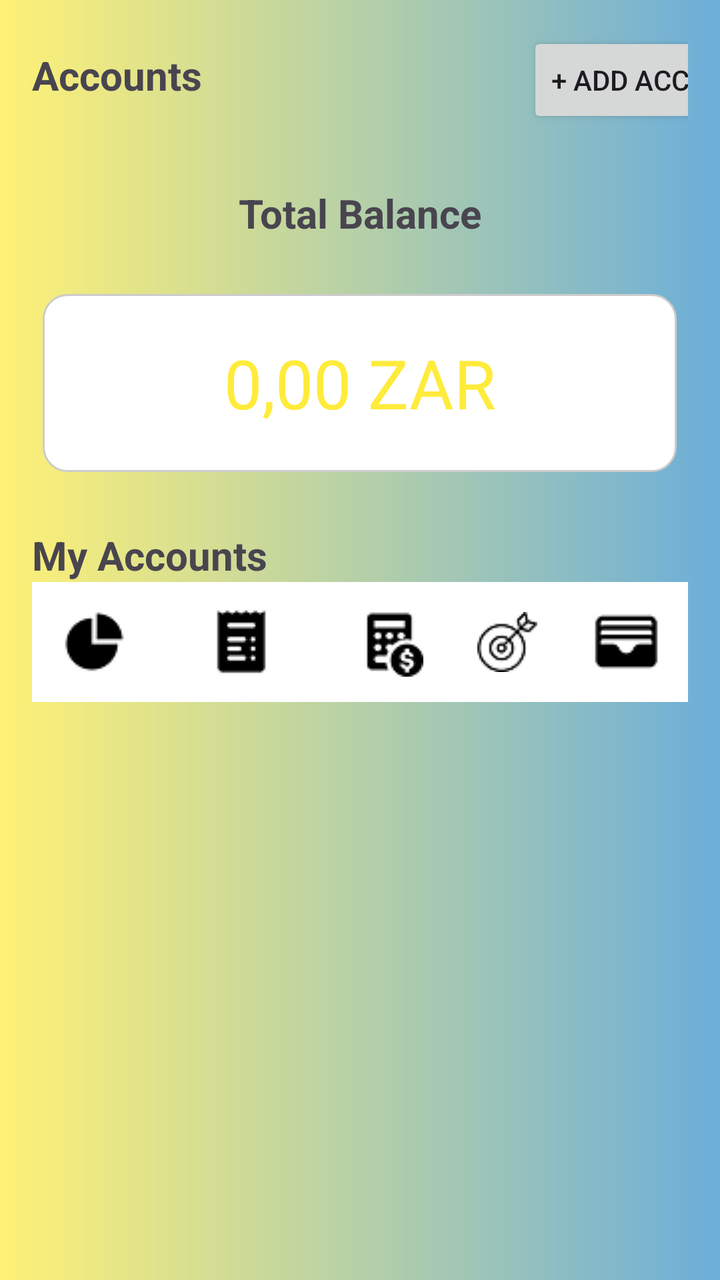
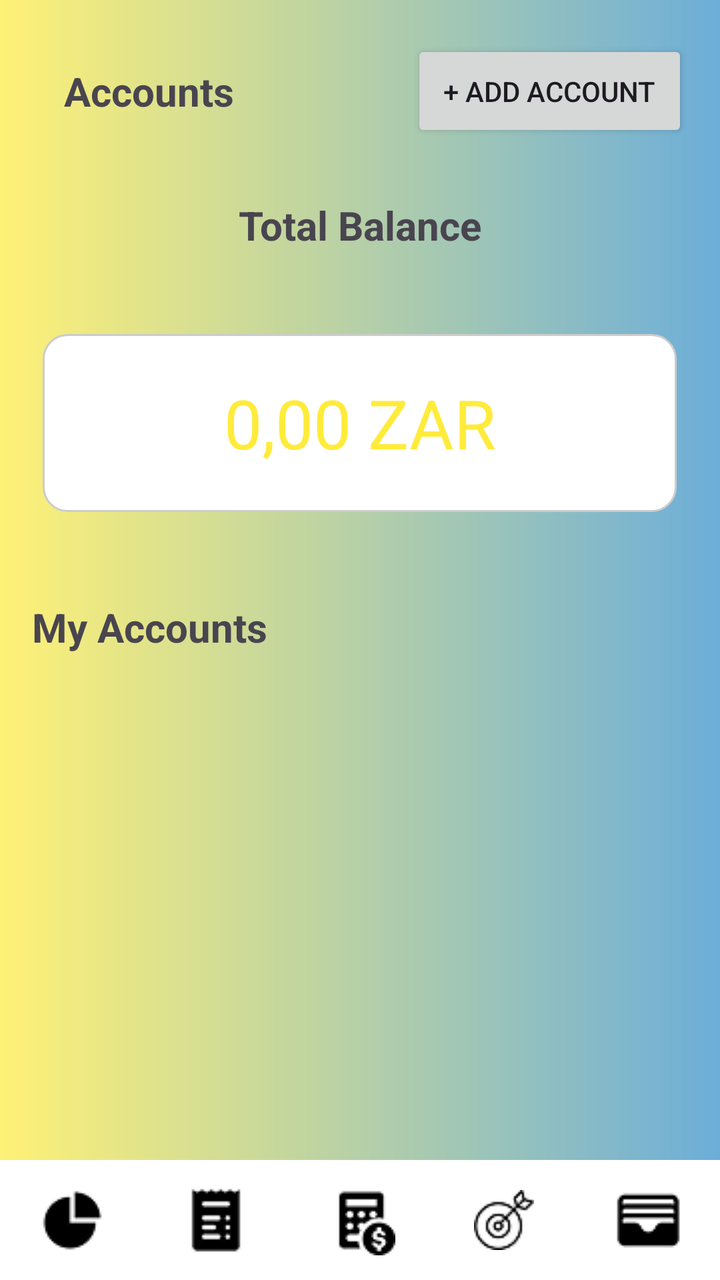

Before-and-after screenshots of an Android layout around one commit, followed by the original layout XML and the change that was made.
<!-- AndroidManifest.xml: application theme Theme.BudgetBudgies_PROG7313_POE -->
<!-- res/layout/account_page.xml -->
<?xml version="1.0" encoding="utf-8"?>
<LinearLayout xmlns:android="http://schemas.android.com/apk/res/android"
    xmlns:app="http://schemas.android.com/apk/res-auto"
    xmlns:tools="http://schemas.android.com/tools"
    android:layout_width="match_parent"
    android:layout_height="match_parent"
    android:background="@drawable/gradient_background"
    android:orientation="vertical"
    android:padding="16dp">

    <LinearLayout
        android:layout_width="378dp"
        android:layout_height="69dp"
        android:orientation="horizontal">

        <TextView
            android:id="@+id/Account"
            android:layout_width="wrap_content"
            android:layout_height="wrap_content"
            android:layout_gravity="top"
            android:layout_weight="1"
            android:text="Accounts"
            android:textSize="20sp"
            android:textStyle="bold" />

        <Button
            android:id="@+id/AddAccountbtn"
            android:layout_width="wrap_content"
            android:layout_height="wrap_content"
            android:text="+ Add Account" />

    </LinearLayout>

    <TextView
        android:id="@+id/textView5"
        android:layout_width="151dp"
        android:layout_height="43dp"
        android:layout_gravity="center_horizontal"
        android:gravity="center_horizontal|center_vertical"
        android:text="Total Balance"
        android:textSize="20sp"
        android:textStyle="bold"
        android:visibility="visible" />

    <Space
        android:layout_width="match_parent"
        android:layout_height="19dp" />

    <TextView
        android:id="@+id/totalbalance"
        android:layout_width="317dp"
        android:layout_height="89dp"
        android:layout_gravity="center_horizontal"
        android:background="@drawable/textbox"
        android:gravity="center|center_horizontal"
        android:text="0,00 ZAR"
        android:textColor="#FFEB3B"
        android:textSize="34sp" />

    <Space
        android:layout_width="match_parent"
        android:layout_height="28dp" />

    <TextView
        android:id="@+id/MyAccounts"
        android:layout_width="wrap_content"
        android:layout_height="wrap_content"
        android:text="My Accounts"
        android:textSize="20sp"
        android:textStyle="bold" />

    <LinearLayout
        android:id="@+id/NavigationBar"
        android:layout_width="match_parent"
        android:layout_height="60dp"
        android:background="@color/white"
        android:gravity="center"
        android:orientation="horizontal">

        <ImageButton
            android:id="@+id/analyticsbtn"
            android:layout_width="wrap_content"
            android:layout_height="wrap_content"
            android:layout_weight="1"
            android:background="@android:color/transparent"
            android:src="@drawable/analysis" />

        <ImageButton
            android:id="@+id/progressbtn"
            android:layout_width="wrap_content"
            android:layout_height="wrap_content"
            android:layout_weight="1"
            android:background="@android:color/transparent"
            android:src="@drawable/progress" />

        <ImageButton
            android:id="@+id/budgetsbtn"
            android:layout_width="wrap_content"
            android:layout_height="wrap_content"
            android:layout_weight="1"
            android:background="@android:color/transparent"
            android:src="@drawable/budgets" />

        <ImageButton
            android:id="@+id/goalsbtn"
            android:layout_width="wrap_content"
            android:layout_height="wrap_content"
            android:layout_weight="1"
            android:background="@android:color/transparent"
            android:src="@drawable/goals" />

        <ImageButton
            android:id="@+id/accountbtn"
            android:layout_width="wrap_content"
            android:layout_height="wrap_content"
            android:layout_weight="1"
            android:background="@android:color/transparent"
            android:src="@drawable/accounts" />
    </LinearLayout>


</LinearLayout>
<!-- resources referenced by this layout -->
<resources>
  <color name="white">#FFFFFFFF</color>
  <!-- drawable accounts: png bitmap (drawable, 649 bytes) -->
  <!-- drawable analysis: png bitmap (drawable, 707 bytes) -->
  <!-- drawable budgets: png bitmap (drawable, 989 bytes) -->
  <!-- drawable goals: png bitmap (drawable, 994 bytes) -->
  <!-- drawable gradient_background (drawable) -->
  <?xml version="1.0" encoding="utf-8"?>
  <shape xmlns:android="http://schemas.android.com/apk/res/android"
      android:shape="rectangle">
  
      <gradient
          android:type="linear"
          android:angle="0"
          android:startColor="#FFF176"
          android:endColor="#6CAED9"
          />
  </shape>
  <!-- drawable progress: png bitmap (drawable, 720 bytes) -->
  <!-- drawable textbox (drawable) -->
  <?xml version="1.0" encoding="utf-8"?>
  <shape xmlns:android="http://schemas.android.com/apk/res/android">
      <solid android:color="#FFFFFF"/>
      <corners android:radius="12dp"/>
      <stroke android:width="1dp" android:color="#CCCCCC"/>
  </shape>
  <style name="Theme.BudgetBudgies_PROG7313_POE" parent="Base.Theme.BudgetBudgies_PROG7313_POE" />
  <style name="Base.Theme.BudgetBudgies_PROG7313_POE" parent="Theme.Material3.DayNight.NoActionBar">
          
          
      </style>
</resources>

<!-- the commit's change to res/layout/account_page.xml (unified diff, before → after) -->
@@ -1,122 +1,145 @@
 <?xml version="1.0" encoding="utf-8"?>
-<LinearLayout xmlns:android="http://schemas.android.com/apk/res/android"
+<RelativeLayout xmlns:android="http://schemas.android.com/apk/res/android"
     xmlns:app="http://schemas.android.com/apk/res-auto"
     xmlns:tools="http://schemas.android.com/tools"
     android:layout_width="match_parent"
     android:layout_height="match_parent"
-    android:background="@drawable/gradient_background"
-    android:orientation="vertical"
-    android:padding="16dp">
+    android:background="@drawable/gradient_background">
 
-    <LinearLayout
-        android:layout_width="378dp"
-        android:layout_height="69dp"
-        android:orientation="horizontal">
+    <ScrollView
+        android:layout_width="match_parent"
+        android:layout_height="match_parent"
+        android:layout_above="@+id/NavigationBar"
+        android:layout_alignParentTop="true">
 
-        <TextView
-            android:id="@+id/Account"
-            android:layout_width="wrap_content"
+        <LinearLayout
+            android:layout_width="match_parent"
             android:layout_height="wrap_content"
-            android:layout_gravity="top"
-            android:layout_weight="1"
-            android:text="Accounts"
-            android:textSize="20sp"
-            android:textStyle="bold" />
+            android:orientation="vertical"
+            android:paddingBottom="80dp">
 
-        <Button
-            android:id="@+id/AddAccountbtn"
-            android:layout_width="wrap_content"
-            android:layout_height="wrap_content"
-            android:text="+ Add Account" />
+            <LinearLayout
+                android:layout_width="match_parent"
+                android:layout_height="wrap_content"
+                android:gravity="center_vertical"
+                android:orientation="horizontal"
+                android:padding="16dp">
 
-    </LinearLayout>
+                <TextView
+                    android:id="@+id/Account"
+                    android:layout_width="wrap_content"
+                    android:layout_height="wrap_content"
+                    android:layout_gravity="top"
+                    android:layout_weight="1"
+                    android:padding="16dp"
+                    android:text="Accounts"
+                    android:textSize="20sp"
+                    android:textStyle="bold" />
 
-    <TextView
-        android:id="@+id/textView5"
-        android:layout_width="151dp"
-        android:layout_height="43dp"
-        android:layout_gravity="center_horizontal"
-        android:gravity="center_horizontal|center_vertical"
-        android:text="Total Balance"
-        android:textSize="20sp"
-        android:textStyle="bold"
-        android:visibility="visible" />
+                <Button
+                    android:id="@+id/AddAccountbtn"
+                    android:layout_width="wrap_content"
+                    android:layout_height="wrap_content"
+                    android:padding="16dp"
+                    android:text="+ Add Account" />
+            </LinearLayout>
 
-    <Space
-        android:layout_width="match_parent"
-        android:layout_height="19dp" />
+            <TextView
+                android:id="@+id/textView5"
+                android:layout_width="151dp"
+                android:layout_height="43dp"
+                android:layout_gravity="center_horizontal"
+                android:gravity="center_horizontal|center_vertical"
+                android:text="Total Balance"
+                android:textSize="20sp"
+                android:textStyle="bold"
+                android:visibility="visible" />
 
-    <TextView
-        android:id="@+id/totalbalance"
-        android:layout_width="317dp"
-        android:layout_height="89dp"
-        android:layout_gravity="center_horizontal"
-        android:background="@drawable/textbox"
-        android:gravity="center|center_horizontal"
-        android:text="0,00 ZAR"
-        android:textColor="#FFEB3B"
-        android:textSize="34sp" />
+            <Space
+                android:layout_width="match_parent"
+                android:layout_height="33dp" />
 
-    <Space
-        android:layout_width="match_parent"
-        android:layout_height="28dp" />
+            <TextView
+                android:id="@+id/totalbalance"
+                android:layout_width="317dp"
+                android:layout_height="89dp"
+                android:layout_gravity="center_horizontal"
+                android:background="@drawable/textbox"
+                android:gravity="center|center_horizontal"
+                android:text="0,00 ZAR"
+                android:textColor="#FFEB3B"
+                android:textSize="34sp" />
 
-    <TextView
-        android:id="@+id/MyAccounts"
-        android:layout_width="wrap_content"
-        android:layout_height="wrap_content"
-        android:text="My Accounts"
-        android:textSize="20sp"
-        android:textStyle="bold" />
+            <Space
+                android:layout_width="match_parent"
+                android:layout_height="28dp" />
+
+            <TextView
+                android:id="@+id/MyAccounts"
+                android:layout_width="wrap_content"
+                android:layout_height="wrap_content"
+                android:padding="16dp"
+                android:text="My Accounts"
+                android:textSize="20sp"
+                android:textStyle="bold" />
+        </LinearLayout>
+    </ScrollView>
+
 
     <LinearLayout
         android:id="@+id/NavigationBar"
         android:layout_width="match_parent"
         android:layout_height="60dp"
+        android:layout_alignParentBottom="true"
         android:background="@color/white"
         android:gravity="center"
         android:orientation="horizontal">
 
         <ImageButton
             android:id="@+id/analyticsbtn"
-            android:layout_width="wrap_content"
-            android:layout_height="wrap_content"
+            android:layout_width="48dp"
+            android:layout_height="48dp"
             android:layout_weight="1"
             android:background="@android:color/transparent"
+            android:contentDescription="Analytics"
             android:src="@drawable/analysis" />
 
         <ImageButton
             android:id="@+id/progressbtn"
-            android:layout_width="wrap_content"
-            android:layout_height="wrap_content"
+            android:layout_width="48dp"
+            android:layout_height="48dp"
             android:layout_weight="1"
             android:background="@android:color/transparent"
+            android:contentDescription="Progress"
             android:src="@drawable/progress" />
 
         <ImageButton
             android:id="@+id/budgetsbtn"
-            android:layout_width="wrap_content"
-            android:layout_height="wrap_content"
+            android:layout_width="48dp"
+            android:layout_height="48dp"
             android:layout_weight="1"
             android:background="@android:color/transparent"
+            android:contentDescription="Budget"
             android:src="@drawable/budgets" />
 
         <ImageButton
             android:id="@+id/goalsbtn"
-            android:layout_width="wrap_content"
-            android:layout_height="wrap_content"
+            android:layout_width="48dp"
+            android:layout_height="48dp"
             android:layout_weight="1"
             android:background="@android:color/transparent"
+            android:contentDescription="Goals"
             android:src="@drawable/goals" />
 
         <ImageButton
             android:id="@+id/accountbtn"
-            android:layout_width="wrap_content"
-            android:layout_height="wrap_content"
+            android:layout_width="48dp"
+            android:layout_height="48dp"
             android:layout_weight="1"
             android:background="@android:color/transparent"
+            android:contentDescription="Account"
             android:src="@drawable/accounts" />
     </LinearLayout>
 
 
-</LinearLayout>
+</RelativeLayout>
